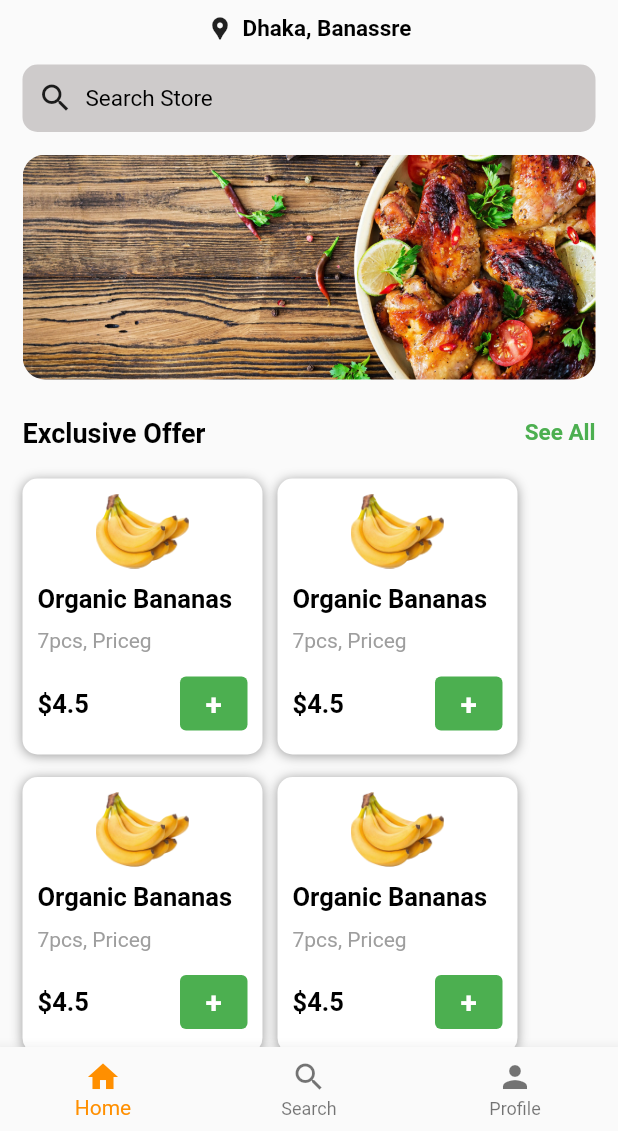
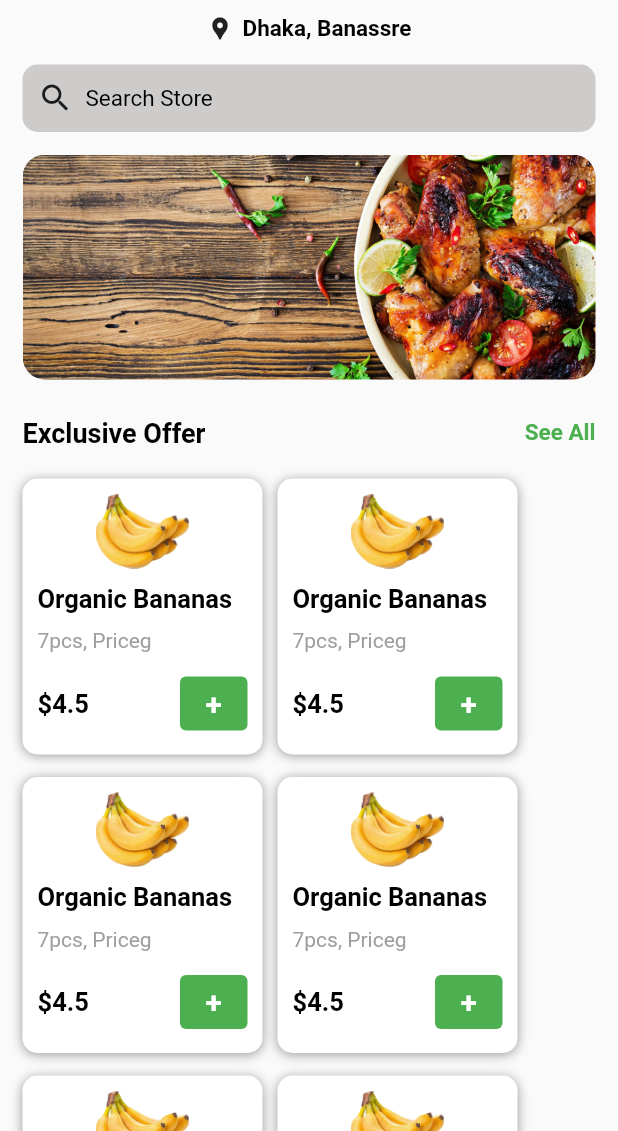
Before and after one commit to jahidul96/grocery_app, a Flutter app: the HomeScreen screen opened directly, on a phone screen of 412 x 824 dp, the part 105-1236 px from its top. Run offline on Flutter 3.47's test engine with Material 2 defaults, Android fonts, the phone set to English and light mode, and no system bars; our stand-ins replace flutter_signin_button.

```diff
--- a/lib/main.dart
+++ b/lib/main.dart
@@ -1,6 +1,7 @@
 // ignore_for_file: prefer_const_constructors
 
 import 'package:flutter/material.dart';
+import 'package:groceries_app/screens/bottomNavigation.dart';
 import 'package:groceries_app/screens/welcome.dart';
 
 void main() {
@@ -18,7 +19,7 @@ class MyApp extends StatelessWidget {
       theme: ThemeData(
         primarySwatch: Colors.lightGreen,
       ),
-      home: WelcomeScreen(),
+      home: MainPage(),
     );
   }
 }
--- a/lib/screens/home_screen.dart
+++ b/lib/screens/home_screen.dart
@@ -7,6 +7,8 @@ import 'package:groceries_app/components/TextWidget.dart';
 import 'package:groceries_app/components/productCard.dart';
 import 'package:groceries_app/components/reuseableComp.dart';
 import 'package:groceries_app/screens/explore.dart';
+import 'package:groceries_app/screens/profile.dart';
+import 'package:groceries_app/screens/search.dart';
 
 class HomeScreen extends StatefulWidget {
   const HomeScreen({super.key});
@@ -16,13 +18,6 @@ class HomeScreen extends StatefulWidget {
 }
 
 class _HomeScreenState extends State<HomeScreen> {
-  int _selectedIndex = 0;
-  void _onItemTapped(int index) {
-    setState(() {
-      _selectedIndex = index;
-    });
-  }
-
   @override
   Widget build(BuildContext context) {
     return Scaffold(
@@ -72,27 +67,6 @@ class _HomeScreenState extends State<HomeScreen> {
           ),
         ),
       ),
-
-      // bottom navigation
-      bottomNavigationBar: BottomNavigationBar(
-        items: const <BottomNavigationBarItem>[
-          BottomNavigationBarItem(
-            icon: Icon(Icons.home),
-            label: 'Home',
-          ),
-          BottomNavigationBarItem(
-            icon: Icon(Icons.search),
-            label: 'Search',
-          ),
-          BottomNavigationBarItem(
-            icon: Icon(Icons.person),
-            label: 'Profile',
-          ),
-        ],
-        currentIndex: _selectedIndex,
-        selectedItemColor: Colors.amber[800],
-        onTap: _onItemTapped,
-      ),
     );
   }
 }
```
Also changed, not shown: lib/screens/bottomNavigation.dart (+32 -47 lines), lib/screens/profile.dart (added, +14 -0 lines).
